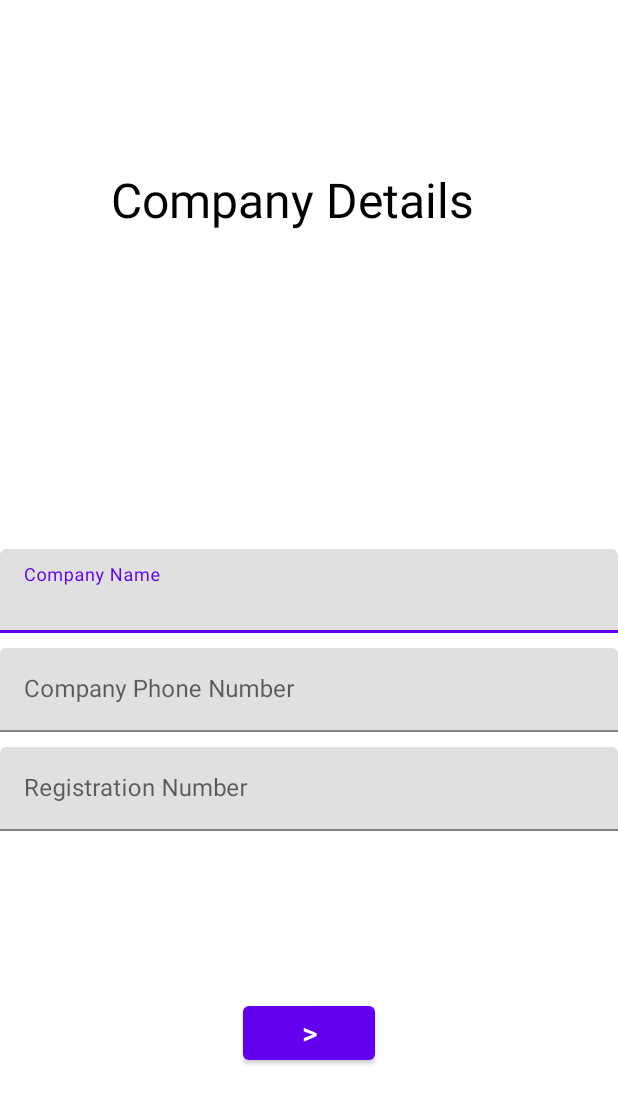
After one commit to NextGen-Coder/Intern-Management-System, an Android app: the CreateCompanyActivity screen opened directly, with no data from a screen before it, on a phone screen of 412 x 824 dp. The commit adds this screen. Shown: the top 1104 px of the screen. Run offline under Robolectric (Android 15) with nearby library versions, the phone set to English and light mode, and no system bars.

Commit message:
Added Create Company Activity

```diff
--- a/app/src/main/AndroidManifest.xml
+++ b/app/src/main/AndroidManifest.xml
@@ -9,6 +9,9 @@
         android:roundIcon="@mipmap/ic_launcher_round"
         android:supportsRtl="true"
         android:theme="@style/Theme.InternsManagementSystem">
+        <activity
+            android:name=".CreateCompanyActivity"
+            android:exported="true" ></activity>
         <activity android:name=".MainActivity">
             <intent-filter>
                 <action android:name="android.intent.action.MAIN" />
--- /dev/null
+++ b/app/src/main/java/co/in/nextgencoder/internsmanagementsystem/CreateCompanyActivity.java
@@ -0,0 +1,14 @@
+package co.in.nextgencoder.internsmanagementsystem;
+
+import androidx.appcompat.app.AppCompatActivity;
+
+import android.os.Bundle;
+
+public class CreateCompanyActivity extends AppCompatActivity {
+
+    @Override
+    protected void onCreate(Bundle savedInstanceState) {
+        super.onCreate(savedInstanceState);
+        setContentView(R.layout.activity_create_company);
+    }
+}
--- /dev/null
+++ b/app/src/main/res/layout/activity_create_company.xml
@@ -0,0 +1,79 @@
+<?xml version="1.0" encoding="utf-8"?>
+<androidx.constraintlayout.widget.ConstraintLayout xmlns:android="http://schemas.android.com/apk/res/android"
+    xmlns:app="http://schemas.android.com/apk/res-auto"
+    xmlns:tools="http://schemas.android.com/tools"
+    android:layout_width="match_parent"
+    android:layout_height="match_parent"
+    tools:context=".CreateCompanyActivity">
+
+    <TextView
+        android:id="@+id/textViewCreateCompany"
+        android:layout_width="wrap_content"
+        android:layout_height="wrap_content"
+        android:text="@string/company_details"
+        android:textAlignment="center"
+        android:textColor="@color/black"
+        android:textSize="32sp"
+        app:layout_constraintBottom_toTopOf="@id/linearLayout"        app:layout_constraintEnd_toEndOf="parent"
+        app:layout_constraintHorizontal_bias="0.435"
+        app:layout_constraintStart_toStartOf="parent"
+        app:layout_constraintTop_toTopOf="parent"
+        app:layout_constraintVertical_bias="0.122" />
+
+    <LinearLayout
+        android:id="@+id/linearLayout"
+        android:layout_width="match_parent"
+        android:layout_height="wrap_content"
+        android:layout_marginTop="100dp"
+        android:orientation="vertical"
+        app:layout_constraintEnd_toEndOf="parent"
+        app:layout_constraintStart_toStartOf="parent"
+        app:layout_constraintBottom_toTopOf="@+id/button2"
+        app:layout_constraintTop_toBottomOf="@id/textViewCreateCompany">
+
+        <com.google.android.material.textfield.TextInputLayout
+            android:layout_width="match_parent"
+            android:layout_height="match_parent">
+
+            <com.google.android.material.textfield.TextInputEditText
+                android:layout_width="match_parent"
+                android:layout_height="wrap_content"
+                android:hint="@string/company_name" />
+
+            <com.google.android.material.textfield.TextInputLayout
+                android:layout_width="match_parent"
+                android:layout_height="match_parent">
+
+                <com.google.android.material.textfield.TextInputEditText
+                    android:layout_width="match_parent"
+                    android:layout_height="wrap_content"
+                    android:layout_marginVertical="10sp"
+                    android:hint="@string/company_phone_number" />
+
+                <com.google.android.material.textfield.TextInputLayout
+                    android:layout_width="match_parent"
+                    android:layout_height="match_parent">
+
+                    <com.google.android.material.textfield.TextInputEditText
+                        android:layout_width="match_parent"
+                        android:layout_height="wrap_content"
+                        android:hint="@string/registration_number" />
+
+                </com.google.android.material.textfield.TextInputLayout>
+            </com.google.android.material.textfield.TextInputLayout>
+        </com.google.android.material.textfield.TextInputLayout>
+    </LinearLayout>
+
+    <Button
+        android:id="@+id/button2"
+        android:layout_width="wrap_content"
+        android:layout_height="wrap_content"
+        android:text="@string/next_button"
+        android:textSize="20sp"
+        app:layout_constraintBottom_toBottomOf="parent"
+        app:layout_constraintEnd_toEndOf="parent"
+        app:layout_constraintStart_toStartOf="parent"
+        app:layout_constraintTop_toBottomOf="@+id/linearLayout" />
+
+
+</androidx.constraintlayout.widget.ConstraintLayout>
--- a/app/src/main/res/values-night/themes.xml
+++ b/app/src/main/res/values-night/themes.xml
@@ -1,6 +1,6 @@
 <resources xmlns:tools="http://schemas.android.com/tools">
     <!-- Base application theme. -->
-    <style name="Theme.InternsManagementSystem" parent="Theme.MaterialComponents.DayNight.DarkActionBar">
+    <style name="Theme.InternsManagementSystem" parent="Theme.MaterialComponents.DayNight.NoActionBar">
         <!-- Primary brand color. -->
         <item name="colorPrimary">@color/purple_200</item>
         <item name="colorPrimaryVariant">@color/purple_700</item>
--- a/app/src/main/res/values/strings.xml
+++ b/app/src/main/res/values/strings.xml
@@ -1,3 +1,8 @@
 <resources>
     <string name="app_name">Interns Management System</string>
+    <string name="company_details">Company Details</string>
+    <string name="company_name">Company Name</string>
+    <string name="company_phone_number">Company Phone Number</string>
+    <string name="registration_number">Registration Number</string>
+    <string name="next_button"><![CDATA[>]]></string>
 </resources>
--- a/app/src/main/res/values/themes.xml
+++ b/app/src/main/res/values/themes.xml
@@ -1,6 +1,6 @@
 <resources xmlns:tools="http://schemas.android.com/tools">
     <!-- Base application theme. -->
-    <style name="Theme.InternsManagementSystem" parent="Theme.MaterialComponents.DayNight.DarkActionBar">
+    <style name="Theme.InternsManagementSystem" parent="Theme.MaterialComponents.DayNight.NoActionBar">
         <!-- Primary brand color. -->
         <item name="colorPrimary">@color/purple_500</item>
         <item name="colorPrimaryVariant">@color/purple_700</item>
```
Also changed, not shown: app/src/main/res/drawable-v24/nextbutton.png (added).
